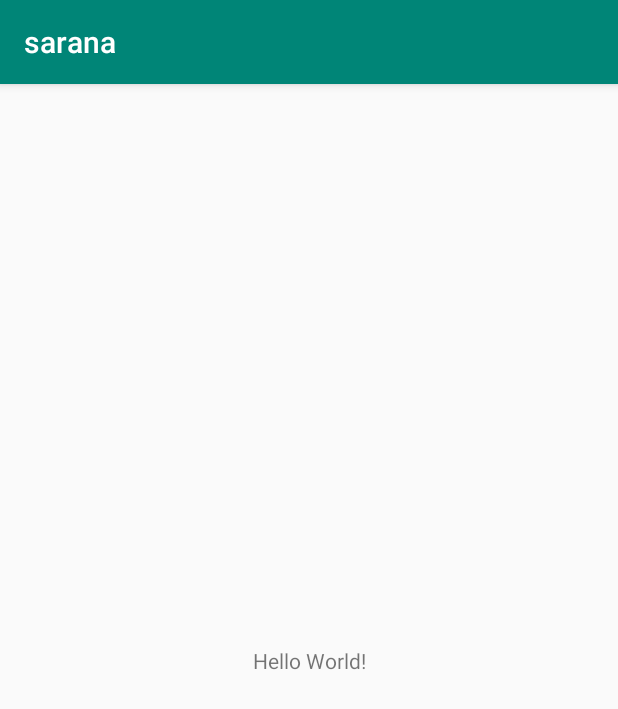
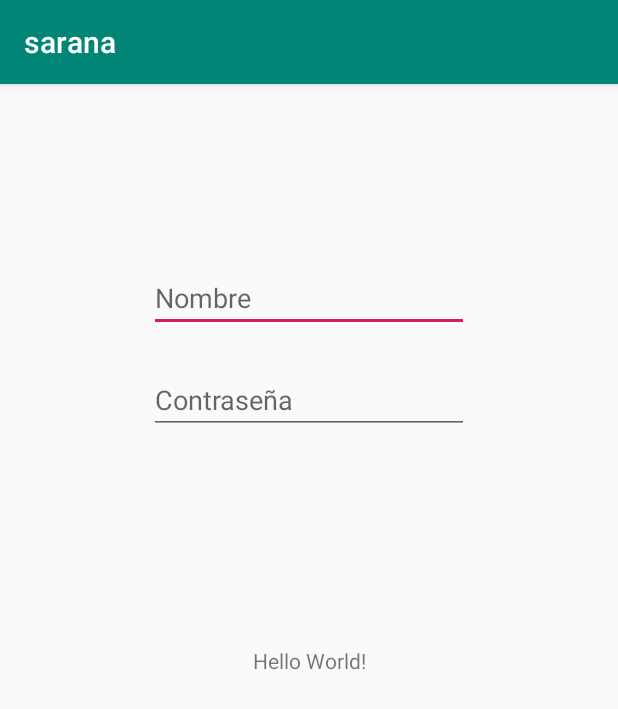
Before and after one commit to andresduarter22/sarana, an Android app: the screen it shows after launch (MainActivity), on a phone screen of 412 x 824 dp. Shown: the top 709 px of the screen. Run offline under Robolectric (Android 15) with nearby library versions, the phone set to English and light mode, and no system bars.

Commit message:
Primeros campos en registrate

```diff
--- a/app/src/main/res/layout/activity_main.xml
+++ b/app/src/main/res/layout/activity_main.xml
@@ -7,6 +7,7 @@
     tools:context=".MainActivity">
 
     <TextView
+        android:id="@+id/textView"
         android:layout_width="wrap_content"
         android:layout_height="wrap_content"
         android:text="Hello World!"
@@ -15,4 +16,28 @@
         app:layout_constraintRight_toRightOf="parent"
         app:layout_constraintTop_toTopOf="parent" />
 
+    <EditText
+        android:id="@+id/nombre"
+        android:layout_width="wrap_content"
+        android:layout_height="wrap_content"
+        android:layout_marginTop="120dp"
+        android:ems="10"
+        android:hint="Nombre"
+        android:inputType="textPersonName"
+        app:layout_constraintEnd_toEndOf="parent"
+        app:layout_constraintStart_toStartOf="parent"
+        app:layout_constraintTop_toTopOf="parent" />
+
+    <EditText
+        android:id="@+id/editText2"
+        android:layout_width="wrap_content"
+        android:layout_height="wrap_content"
+        android:layout_marginTop="188dp"
+        android:ems="10"
+        android:hint="Contraseña"
+        android:inputType="textPassword"
+        app:layout_constraintEnd_toEndOf="parent"
+        app:layout_constraintStart_toStartOf="parent"
+        app:layout_constraintTop_toTopOf="parent" />
+
 </android.support.constraint.ConstraintLayout>
```
